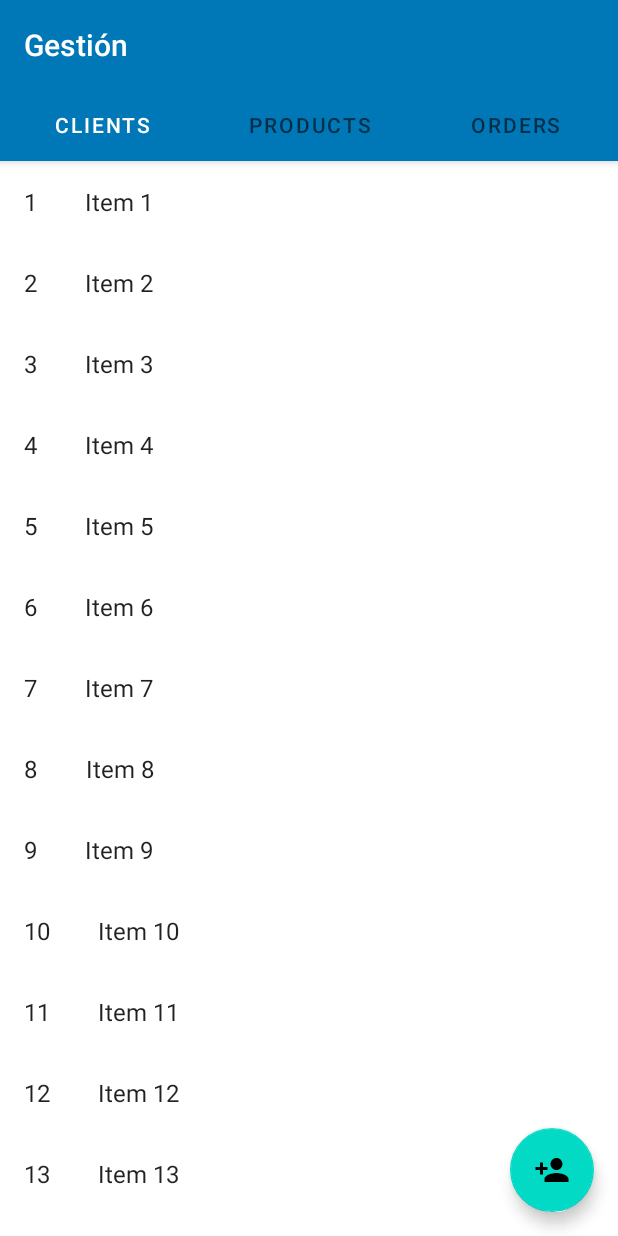
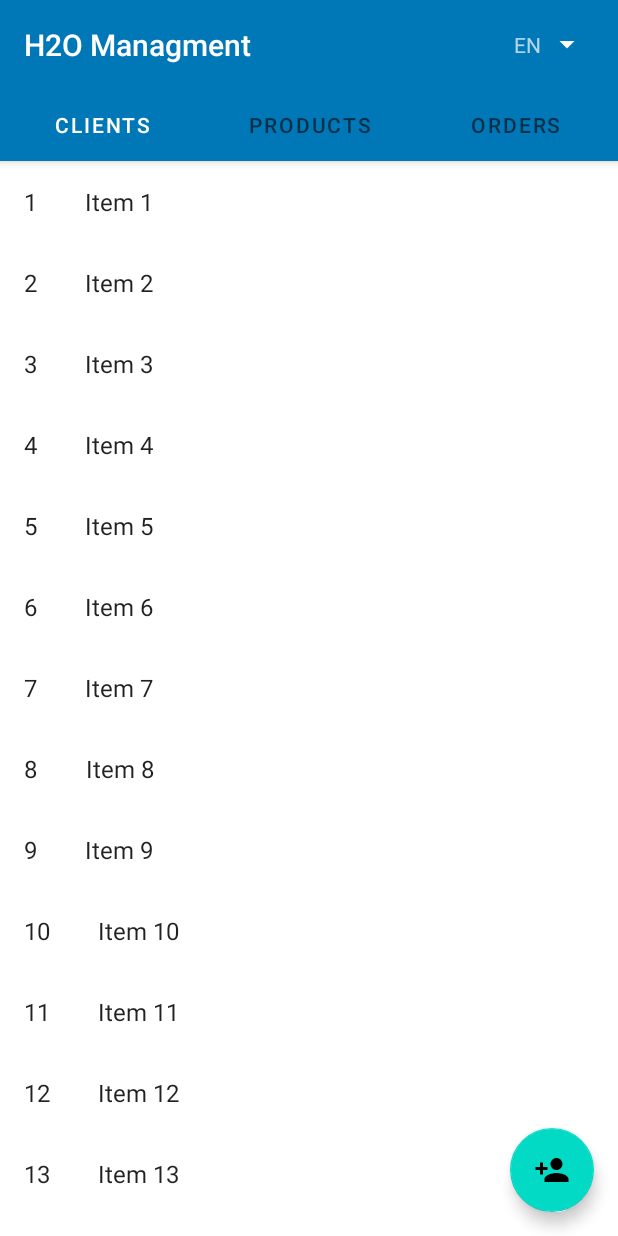
Before and after one commit to tomgreef/H2O-contacts-products-app, an Android app: the screen it shows after launch (MainActivity), on a phone screen of 412 x 824 dp. Run offline under Robolectric (Android 15) with nearby library versions, the phone set to English and light mode, and no system bars.

```diff
--- a/App/app/build.gradle
+++ b/App/app/build.gradle
@@ -27,6 +27,12 @@ android {
         sourceCompatibility JavaVersion.VERSION_1_8
         targetCompatibility JavaVersion.VERSION_1_8
     }
+
+    bundle {
+        language {
+            enableSplit = false
+        }
+    }
 }
 
 dependencies {
--- a/App/app/src/main/AndroidManifest.xml
+++ b/App/app/src/main/AndroidManifest.xml
@@ -4,12 +4,13 @@
 
     <application
         android:allowBackup="true"
+        android:name=".Home"
         android:icon="@mipmap/ic_launcher"
         android:label="@string/app_name"
         android:roundIcon="@mipmap/ic_launcher_round"
         android:supportsRtl="true"
         android:theme="@style/Theme.App">
-        <activity android:name=".UpdateClient"></activity>
+        <activity android:name=".UpdateClient" />
         <activity android:name=".AddClient" />
         <activity
             android:name=".MainActivity"
--- /dev/null
+++ b/App/app/src/main/java/com/example/app/Home.java
@@ -0,0 +1,15 @@
+package com.example.app;
+
+import androidx.appcompat.app.AppCompatActivity;
+
+import android.app.Application;
+import android.app.DialogFragment;
+import android.content.Context;
+import android.os.Bundle;
+
+public class Home extends Application {
+    @Override
+    protected void attachBaseContext(Context base) {
+        super.attachBaseContext(LocaleHelper.onAttach(base, "en"));
+    }
+}
--- /dev/null
+++ b/App/app/src/main/java/com/example/app/LocaleHelper.java
@@ -0,0 +1,91 @@
+package com.example.app;
+
+import android.annotation.TargetApi;
+import android.content.Context;
+import android.content.SharedPreferences;
+import android.content.res.Configuration;
+import android.content.res.Resources;
+import android.os.Build;
+import android.preference.PreferenceManager;
+
+import java.util.Locale;
+
+/**
+ * This class is used to change your application locale and persist this change for the next time
+ * that your app is going to be used.
+ * <p/>
+ * You can also change the locale of your application on the fly by using the setLocale method.
+ * <p/>
+ * Created by gunhansancar on 07/10/15.
+ */
+public class LocaleHelper {
+
+    private static final String SELECTED_LANGUAGE = "Locale.Helper.Selected.Language";
+
+    public static Context onAttach(Context context) {
+        String lang = getPersistedData(context, Locale.getDefault().getLanguage());
+        return setLocale(context, lang);
+    }
+
+    public static Context onAttach(Context context, String defaultLanguage) {
+        String lang = getPersistedData(context, defaultLanguage);
+        return setLocale(context, lang);
+    }
+
+    public static String getLanguage(Context context) {
+        return getPersistedData(context, Locale.getDefault().getLanguage());
+    }
+
+    public static Context setLocale(Context context, String language) {
+        persist(context, language);
+
+        if (Build.VERSION.SDK_INT >= Build.VERSION_CODES.N) {
+            return updateResources(context, language);
+        }
+
+        return updateResourcesLegacy(context, language);
+    }
+
+    private static String getPersistedData(Context context, String defaultLanguage) {
+        SharedPreferences preferences = PreferenceManager.getDefaultSharedPreferences(context);
+        return preferences.getString(SELECTED_LANGUAGE, defaultLanguage);
+    }
+
+    private static void persist(Context context, String language) {
+        SharedPreferences preferences = PreferenceManager.getDefaultSharedPreferences(context);
+        SharedPreferences.Editor editor = preferences.edit();
+
+        editor.putString(SELECTED_LANGUAGE, language);
+        editor.apply();
+    }
+
+    @TargetApi(Build.VERSION_CODES.N)
+    private static Context updateResources(Context context, String language) {
+        Locale locale = new Locale(language);
+        Locale.setDefault(locale);
+
+        Configuration configuration = context.getResources().getConfiguration();
+        configuration.setLocale(locale);
+        configuration.setLayoutDirection(locale);
+
+        return context.createConfigurationContext(configuration);
+    }
+
+    @SuppressWarnings("deprecation")
+    private static Context updateResourcesLegacy(Context context, String language) {
+        Locale locale = new Locale(language);
+        Locale.setDefault(locale);
+
+        Resources resources = context.getResources();
+
+        Configuration configuration = resources.getConfiguration();
+        configuration.locale = locale;
+        if (Build.VERSION.SDK_INT >= Build.VERSION_CODES.JELLY_BEAN_MR1) {
+            configuration.setLayoutDirection(locale);
+        }
+
+        resources.updateConfiguration(configuration, resources.getDisplayMetrics());
+
+        return context;
+    }
+}
--- a/App/app/src/main/java/com/example/app/MainActivity.java
+++ b/App/app/src/main/java/com/example/app/MainActivity.java
@@ -1,6 +1,8 @@
 package com.example.app;
 
+import android.content.Context;
 import android.content.Intent;
+import android.content.res.Resources;
 import android.os.Bundle;
 
 import com.google.android.material.floatingactionbutton.FloatingActionButton;
@@ -11,14 +13,20 @@ import androidx.viewpager.widget.ViewPager;
 import androidx.appcompat.app.AppCompatActivity;
 
 import android.view.View;
+import android.widget.AdapterView;
+import android.widget.ArrayAdapter;
 import android.widget.Button;
+import android.widget.Spinner;
+import android.widget.TextView;
 import android.widget.Toast;
 
 import com.example.app.ui.main.SectionsPagerAdapter;
 
 public class MainActivity extends AppCompatActivity {
 
-    private AdminDB_Manager db;
+    Spinner mLanguage;
+    TextView mTextView;
+    ArrayAdapter<String> mAdapter;
 
     @Override
     protected void onCreate(Bundle savedInstanceState) {
@@ -31,10 +39,6 @@ public class MainActivity extends AppCompatActivity {
         tabs.setupWithViewPager(viewPager);
         FloatingActionButton fab = findViewById(R.id.fab);
 
-        // Crear base de datos
-        db = new AdminDB_Manager(this);
-        db.open();
-
         fab.setOnClickListener(new View.OnClickListener() {
             @Override
             public void onClick(View view) {
@@ -42,6 +46,65 @@ public class MainActivity extends AppCompatActivity {
                 addClient(view);
             }
         });
+
+        // Cambio de idioma
+        mLanguage = (Spinner) findViewById(R.id.spLanguage);
+        mTextView = (TextView) findViewById(R.id.language);
+        mAdapter = new ArrayAdapter<String>(MainActivity.this, android.R.layout.simple_spinner_dropdown_item, getResources().getStringArray(R.array.language_option));
+        mLanguage.setAdapter(mAdapter);
+        int language;
+
+        if (LocaleHelper.getLanguage(MainActivity.this).equalsIgnoreCase("en")) {
+            mLanguage.setSelection(mAdapter.getPosition("English"));
+            language = 0;
+        } else {
+            mLanguage.setSelection(mAdapter.getPosition("Spanish"));
+            language = 1;
+        }
+
+        mLanguage.setOnItemSelectedListener(new AdapterView.OnItemSelectedListener() {
+            Boolean refresh = false;
+
+            @Override
+            public void onItemSelected(AdapterView<?> adapterView, View view, int i, long l) {
+                Context context;
+                Resources resources;
+                int set = language;
+
+                if(refresh && set != i) {
+                    recreate();
+                    Toast.makeText(adapterView.getContext(),
+                            "Language selected: " + adapterView.getItemAtPosition(i).toString(),
+                            Toast.LENGTH_LONG).show();
+                    refresh = false;
+                    set = i;
+                }
+
+                switch (i) {
+                    case 0:
+                        context = LocaleHelper.setLocale(MainActivity.this, "en");
+                        resources = context.getResources();
+                        mTextView.setText(resources.getString(R.string.language_selected));
+                        refresh = true;
+                        break;
+                    case 1:
+                        context = LocaleHelper.setLocale(MainActivity.this, "es");
+                        resources = context.getResources();
+                        mTextView.setText(resources.getString(R.string.language_selected));
+                        refresh = true;
+                        break;
+
+                }
+            }
+            @Override
+            public void onNothingSelected(AdapterView<?> adapterView) {
+                refresh = false;
+            }
+        });
+    }
+    @Override
+    protected void attachBaseContext(Context newBase) {
+        super.attachBaseContext(LocaleHelper.onAttach(newBase));
     }
 
     public void addClient(android.view.View v) {
--- a/App/app/src/main/res/layout/activity_add_client.xml
+++ b/App/app/src/main/res/layout/activity_add_client.xml
@@ -22,11 +22,12 @@
         android:layout_width="wrap_content"
         android:layout_height="wrap_content"
         android:layout_marginTop="32dp"
+        android:layout_marginEnd="24dp"
+        android:layout_marginRight="24dp"
         android:ems="10"
         android:hint="@string/full_name"
         android:inputType="textPersonName"
         app:layout_constraintEnd_toEndOf="parent"
-        app:layout_constraintStart_toEndOf="@+id/fullName"
         app:layout_constraintTop_toTopOf="parent" />
 
     <TextView
@@ -45,11 +46,12 @@
         android:layout_width="wrap_content"
         android:layout_height="wrap_content"
         android:layout_marginTop="24dp"
+        android:layout_marginEnd="24dp"
+        android:layout_marginRight="24dp"
         android:ems="10"
         android:hint="@string/telefone"
         android:inputType="phone"
         app:layout_constraintEnd_toEndOf="parent"
-        app:layout_constraintStart_toEndOf="@+id/telefone"
         app:layout_constraintTop_toBottomOf="@+id/editTextTextPersonName" />
 
     <Button
--- a/App/app/src/main/res/layout/activity_main.xml
+++ b/App/app/src/main/res/layout/activity_main.xml
@@ -11,6 +11,11 @@
         android:layout_height="wrap_content"
         android:theme="@style/Theme.App.AppBarOverlay">
 
+
+        <androidx.constraintlayout.widget.ConstraintLayout
+            android:layout_width="match_parent"
+            android:layout_height="match_parent">
+
             <TextView
                 android:id="@+id/title"
                 android:layout_width="wrap_content"
@@ -19,7 +24,30 @@
                 android:minHeight="?actionBarSize"
                 android:padding="@dimen/appbar_padding"
                 android:text="@string/app_name"
-            android:textAppearance="@style/TextAppearance.Widget.AppCompat.Toolbar.Title" />
+                android:textAppearance="@style/TextAppearance.Widget.AppCompat.Toolbar.Title"
+                app:layout_constraintStart_toStartOf="parent"
+                app:layout_constraintTop_toTopOf="parent" />
+
+            <TextView
+                android:id="@+id/language"
+                android:layout_width="wrap_content"
+                android:layout_height="wrap_content"
+                android:text="@string/language_selected"
+                android:textAllCaps="true"
+                app:layout_constraintBottom_toBottomOf="parent"
+                app:layout_constraintEnd_toStartOf="@+id/spLanguage"
+                app:layout_constraintTop_toTopOf="parent" />
+
+            <Spinner
+                android:id="@+id/spLanguage"
+                android:layout_width="41dp"
+                android:layout_height="0dp"
+                android:layout_marginEnd="10dp"
+                android:layout_marginRight="10dp"
+                app:layout_constraintBottom_toBottomOf="parent"
+                app:layout_constraintEnd_toEndOf="parent"
+                app:layout_constraintTop_toTopOf="parent" />
+        </androidx.constraintlayout.widget.ConstraintLayout>
 
         <com.google.android.material.tabs.TabLayout
             android:id="@+id/tabs"
--- a/App/app/src/main/res/layout/activity_update_client.xml
+++ b/App/app/src/main/res/layout/activity_update_client.xml
@@ -33,11 +33,12 @@
         android:layout_width="wrap_content"
         android:layout_height="wrap_content"
         android:layout_marginTop="24dp"
+        android:layout_marginEnd="24dp"
+        android:layout_marginRight="24dp"
         android:ems="10"
         android:inputType="textPersonName"
         android:text="Name"
         app:layout_constraintEnd_toEndOf="parent"
-        app:layout_constraintStart_toEndOf="@+id/textView"
         app:layout_constraintTop_toTopOf="parent" />
 
     <EditText
@@ -45,11 +46,12 @@
         android:layout_width="wrap_content"
         android:layout_height="wrap_content"
         android:layout_marginTop="24dp"
+        android:layout_marginEnd="24dp"
+        android:layout_marginRight="24dp"
         android:ems="10"
         android:inputType="textPersonName"
         android:text="Name"
         app:layout_constraintEnd_toEndOf="parent"
-        app:layout_constraintStart_toEndOf="@+id/textView2"
         app:layout_constraintTop_toBottomOf="@+id/editTextTextPersonName2" />
 
     <Button
--- a/App/app/src/main/res/values/strings.xml
+++ b/App/app/src/main/res/values/strings.xml
@@ -1,9 +1,8 @@
 <resources>
-    <string name="app_name">Gestión</string>
+    <string name="app_name" translatable="false">H2O Managment</string>
     <string name="tab_text_1">Clients</string>
     <string name="tab_text_2">Products</string>
     <string name="tab_text_3">Orders</string>
-    <string name="fab_content_desc">Adding new item</string>
     <string name="full_name">Full name</string>
     <string name="telefone">Telephone</string>
     <string name="save">Save</string>
@@ -11,4 +10,10 @@
     <string name="cancelClient">Cancel new client</string>
     <string name="edit">Edit</string>
     <string name="delete">Delete</string>
+    <string name="language_selected">en</string>
+    <string name="language">English</string>
+    <string-array name="language_option">
+        <item>English</item>
+        <item>Spanish</item>
+    </string-array>
 </resources>
```
Also changed, not shown: App/app/src/main/java/com/example/app/AddClient.java (+24 -0 lines), App/app/src/main/res/layout/activity_home.xml (added, +9 -0 lines), 2 other files. Lines whose indentation alone changed are shown as unchanged.
